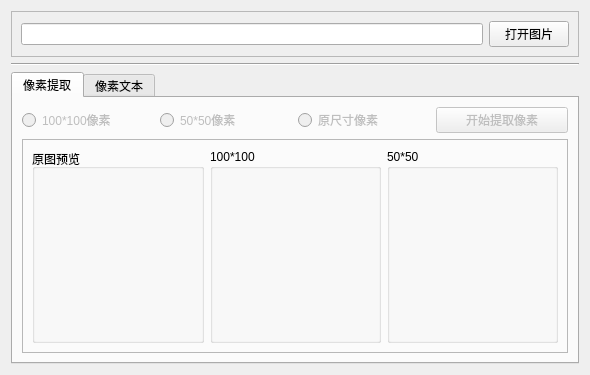
LoveDeathRobots/ylandsbox, file UI/ImageRGB.ui: the form before one commit.
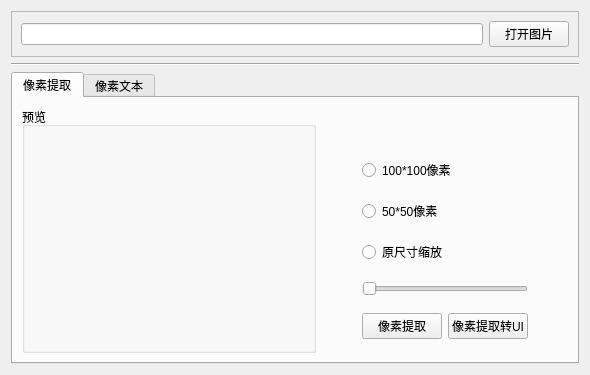
The form after the commit.

Commit message: 提取的像素 按照10000长度截取字符串

The edit to the form file:
```diff
--- a/UI/ImageRGB.ui
+++ b/UI/ImageRGB.ui
@@ -42,7 +42,7 @@
   <property name="windowTitle">
    <string>图片像素提取</string>
   </property>
-  <layout class="QVBoxLayout" name="verticalLayout" stretch="1,0,9">
+  <layout class="QVBoxLayout" name="verticalLayout" stretch="1,0,10">
    <item>
     <widget class="QFrame" name="frame">
      <property name="frameShape">
@@ -87,6 +87,9 @@
    </item>
    <item>
     <widget class="QTabWidget" name="tabWidget">
+     <property name="enabled">
+      <bool>true</bool>
+     </property>
      <property name="currentIndex">
       <number>0</number>
      </property>
@@ -94,14 +97,56 @@
       <attribute name="title">
        <string>像素提取</string>
       </attribute>
-      <layout class="QVBoxLayout" name="verticalLayout_2" stretch="0,1">
+      <layout class="QHBoxLayout" name="horizontalLayout_3" stretch="6,0,2,0">
        <item>
-        <layout class="QHBoxLayout" name="horizontalLayout_3">
+        <widget class="QGroupBox" name="groupBox">
+         <property name="title">
+          <string>预览</string>
+         </property>
+         <layout class="QHBoxLayout" name="horizontalLayout_5">
+          <item>
+           <widget class="QLabel" name="PreView">
+            <property name="text">
+             <string/>
+            </property>
+           </widget>
+          </item>
+         </layout>
+        </widget>
+       </item>
+       <item>
+        <spacer name="horizontalSpacer">
+         <property name="orientation">
+          <enum>Qt::Horizontal</enum>
+         </property>
+         <property name="sizeHint" stdset="0">
+          <size>
+           <width>40</width>
+           <height>20</height>
+          </size>
+         </property>
+        </spacer>
+       </item>
+       <item>
+        <layout class="QVBoxLayout" name="verticalLayout_2" stretch="0,0,0,0,0,0">
          <item>
-          <widget class="QRadioButton" name="radioButton_1">
-           <property name="enabled">
-            <bool>false</bool>
+          <spacer name="verticalSpacer_2">
+           <property name="orientation">
+            <enum>Qt::Vertical</enum>
            </property>
+           <property name="sizeType">
+            <enum>QSizePolicy::Minimum</enum>
+           </property>
+           <property name="sizeHint" stdset="0">
+            <size>
+             <width>20</width>
+             <height>40</height>
+            </size>
+           </property>
+          </spacer>
+         </item>
+         <item>
+          <widget class="QRadioButton" name="radioButton_3">
            <property name="text">
             <string>100*100像素</string>
            </property>
@@ -109,9 +154,6 @@
          </item>
          <item>
           <widget class="QRadioButton" name="radioButton_2">
-           <property name="enabled">
-            <bool>false</bool>
-           </property>
            <property name="text">
             <string>50*50像素</string>
            </property>
@@ -119,151 +161,53 @@
          </item>
          <item>
           <widget class="QRadioButton" name="radioButton">
-           <property name="enabled">
-            <bool>false</bool>
-           </property>
            <property name="text">
-            <string>原尺寸像素</string>
+            <string>原尺寸缩放</string>
            </property>
           </widget>
          </item>
          <item>
-          <widget class="QPushButton" name="GetRGBBtn">
+          <widget class="QSlider" name="horizontalSlider">
            <property name="enabled">
             <bool>false</bool>
            </property>
-           <property name="baseSize">
-            <size>
-             <width>0</width>
-             <height>18</height>
-            </size>
+           <property name="orientation">
+            <enum>Qt::Horizontal</enum>
            </property>
-           <property name="text">
-            <string>开始提取像素</string>
-           </property>
-           <property name="checkable">
-            <bool>false</bool>
-           </property>
-           <property name="autoDefault">
-            <bool>false</bool>
-           </property>
           </widget>
          </item>
+         <item>
+          <layout class="QHBoxLayout" name="horizontalLayout_4" stretch="9,1">
+           <item>
+            <widget class="QPushButton" name="GetPixelsBtn">
+             <property name="text">
+              <string>像素提取</string>
+             </property>
+            </widget>
+           </item>
+           <item>
+            <widget class="QPushButton" name="PixelsToUiStrBtn">
+             <property name="text">
+              <string>像素提取转UI</string>
+             </property>
+            </widget>
+           </item>
+          </layout>
+         </item>
         </layout>
        </item>
        <item>
-        <widget class="QFrame" name="frame_3">
-         <property name="frameShape">
-          <enum>QFrame::StyledPanel</enum>
+        <spacer name="horizontalSpacer_2">
+         <property name="orientation">
+          <enum>Qt::Horizontal</enum>
          </property>
-         <property name="frameShadow">
-          <enum>QFrame::Raised</enum>
+         <property name="sizeHint" stdset="0">
+          <size>
+           <width>40</width>
+           <height>20</height>
+          </size>
          </property>
-         <layout class="QHBoxLayout" name="horizontalLayout_4">
-          <item>
-           <widget class="QGroupBox" name="groupBox">
-            <property name="title">
-             <string>原图预览</string>
-            </property>
-            <layout class="QHBoxLayout" name="horizontalLayout_5">
-             <item>
-              <widget class="QLabel" name="orgin">
-               <property name="minimumSize">
-                <size>
-                 <width>165</width>
-                 <height>165</height>
-                </size>
-               </property>
-               <property name="maximumSize">
-                <size>
-                 <width>165</width>
-                 <height>165</height>
-                </size>
-               </property>
-               <property name="baseSize">
-                <size>
-                 <width>165</width>
-                 <height>165</height>
-                </size>
-               </property>
-               <property name="text">
-                <string/>
-               </property>
-              </widget>
-             </item>
-            </layout>
-           </widget>
-          </item>
-          <item>
-           <widget class="QGroupBox" name="groupBox_2">
-            <property name="title">
-             <string>100*100</string>
-            </property>
-            <layout class="QHBoxLayout" name="horizontalLayout_6">
-             <item>
-              <widget class="QLabel" name="thumb_100">
-               <property name="minimumSize">
-                <size>
-                 <width>165</width>
-                 <height>165</height>
-                </size>
-               </property>
-               <property name="maximumSize">
-                <size>
-                 <width>165</width>
-                 <height>165</height>
-                </size>
-               </property>
-               <property name="baseSize">
-                <size>
-                 <width>165</width>
-                 <height>165</height>
-                </size>
-               </property>
-               <property name="text">
-                <string/>
-               </property>
-              </widget>
-             </item>
-            </layout>
-           </widget>
-          </item>
-          <item>
-           <widget class="QGroupBox" name="groupBox_3">
-            <property name="title">
-             <string>50*50</string>
-            </property>
-            <layout class="QHBoxLayout" name="horizontalLayout_7">
-             <item>
-              <widget class="QLabel" name="thumb_50">
-               <property name="minimumSize">
-                <size>
-                 <width>165</width>
-                 <height>165</height>
-                </size>
-               </property>
-               <property name="maximumSize">
-                <size>
-                 <width>165</width>
-                 <height>165</height>
-                </size>
-               </property>
-               <property name="baseSize">
-                <size>
-                 <width>165</width>
-                 <height>165</height>
-                </size>
-               </property>
-               <property name="text">
-                <string/>
-               </property>
-              </widget>
-             </item>
-            </layout>
-           </widget>
-          </item>
-         </layout>
-        </widget>
+        </spacer>
        </item>
       </layout>
      </widget>
```
Left out of the diff: 3 changed lines with no effect on the pictures. The commit also changes 3 other files.
